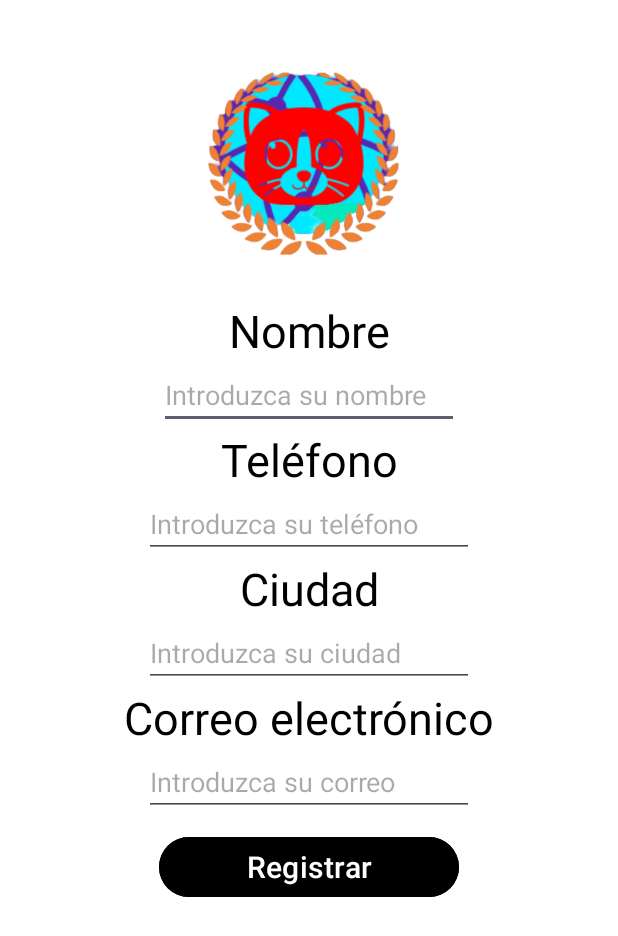
After one commit to samuelvergaramartin/2-DAM-GS-Proyecto, an Android app: the ClientRegister screen opened directly, with no data from a screen before it, on a phone screen of 412 x 824 dp. The commit adds this screen. Shown: the top 936 px of the screen. Run offline under Robolectric (Android 15) with nearby library versions, the phone set to English and light mode, and no system bars; 1 statement that could not run was skipped.

Commit message:
Updated main branch

```diff
--- a/00- Proyecto Final de Grado/MegustApp/app/src/main/AndroidManifest.xml
+++ b/00- Proyecto Final de Grado/MegustApp/app/src/main/AndroidManifest.xml
@@ -11,6 +11,12 @@
         android:roundIcon="@mipmap/ic_launcher_round"
         android:supportsRtl="true"
         android:theme="@style/Theme.MegustApp">
+        <activity
+            android:name=".ClientRegister"
+            android:exported="false" />
+        <activity
+            android:name=".Register"
+            android:exported="false" />
         <activity
             android:name=".Login"
             android:exported="false" />
--- /dev/null
+++ b/00- Proyecto Final de Grado/MegustApp/app/src/main/java/com/example/megustapp/ClientRegister.java
@@ -0,0 +1,24 @@
+package com.example.megustapp;
+
+import android.os.Bundle;
+
+import androidx.activity.EdgeToEdge;
+import androidx.appcompat.app.AppCompatActivity;
+import androidx.core.graphics.Insets;
+import androidx.core.view.ViewCompat;
+import androidx.core.view.WindowInsetsCompat;
+
+public class ClientRegister extends AppCompatActivity {
+
+    @Override
+    protected void onCreate(Bundle savedInstanceState) {
+        super.onCreate(savedInstanceState);
+        EdgeToEdge.enable(this);
+        setContentView(R.layout.client_register);
+        ViewCompat.setOnApplyWindowInsetsListener(findViewById(R.id.main), (v, insets) -> {
+            Insets systemBars = insets.getInsets(WindowInsetsCompat.Type.systemBars());
+            v.setPadding(systemBars.left, systemBars.top, systemBars.right, systemBars.bottom);
+            return insets;
+        });
+    }
+}
--- /dev/null
+++ b/00- Proyecto Final de Grado/MegustApp/app/src/main/res/layout/client_register.xml
@@ -0,0 +1,92 @@
+<?xml version="1.0" encoding="utf-8"?>
+<LinearLayout xmlns:android="http://schemas.android.com/apk/res/android"
+    xmlns:tools="http://schemas.android.com/tools"
+    android:id="@+id/register_client_activity"
+    android:layout_width="match_parent"
+    android:layout_height="match_parent"
+    android:background="@color/white"
+    android:orientation="vertical"
+    tools:context=".ClientRegister">
+
+    <ImageView
+        android:layout_width="200dp"
+        android:layout_height="200dp"
+        android:layout_gravity="center"
+        android:src="@drawable/netcatbrowser" />
+
+    <TextView
+        android:layout_width="match_parent"
+        android:layout_height="wrap_content"
+        android:text="@string/client_register_activity_name_label"
+        android:textAlignment="center"
+        android:textColor="@color/black"
+        android:textSize="30sp" />
+
+    <EditText
+        android:id="@+id/name_input_client_register"
+        android:layout_width="200dp"
+        android:layout_height="wrap_content"
+        android:layout_gravity="center"
+        android:hint="@string/client_register_activity_name_input" />
+
+    <TextView
+        android:layout_width="match_parent"
+        android:layout_height="wrap_content"
+        android:text="@string/client_register_activity_telephone_label"
+        android:textAlignment="center"
+        android:textColor="@color/black"
+        android:textSize="30sp" />
+
+    <EditText
+        android:id="@+id/telephone_input_client_register"
+        android:layout_width="220dp"
+        android:layout_height="wrap_content"
+        android:layout_gravity="center"
+        android:hint="@string/client_register_activity_telephone_input"
+        android:inputType="phone" />
+
+    <TextView
+        android:layout_width="match_parent"
+        android:layout_height="wrap_content"
+        android:text="@string/client_register_activity_city_label"
+        android:textAlignment="center"
+        android:textColor="@color/black"
+        android:textSize="30sp" />
+
+    <EditText
+        android:id="@+id/city_input_client_register"
+        android:layout_width="220dp"
+        android:layout_height="wrap_content"
+        android:layout_gravity="center"
+        android:hint="@string/client_register_activity_city_input" />
+
+    <TextView
+        android:layout_width="match_parent"
+        android:layout_height="wrap_content"
+        android:text="@string/client_register_activity_email_label"
+        android:textAlignment="center"
+        android:textColor="@color/black"
+        android:textSize="30sp" />
+
+    <EditText
+        android:id="@+id/email_input_client_register"
+        android:layout_width="220dp"
+        android:layout_height="wrap_content"
+        android:layout_gravity="center"
+        android:hint="@string/client_register_activity_email_input"
+        android:inputType="textEmailAddress" />
+
+
+
+    <Button
+        android:id="@+id/login_button_login_activity"
+        android:layout_width="200dp"
+        android:layout_height="wrap_content"
+        android:backgroundTint="@color/black"
+        android:textColor="@color/white"
+        android:text="@string/client_register_activity_register_button_text"
+        android:textSize="20sp"
+        android:layout_margin="10dp"
+        android:layout_gravity="center"/>
+
+</LinearLayout>
--- a/00- Proyecto Final de Grado/MegustApp/app/src/main/res/values/strings.xml
+++ b/00- Proyecto Final de Grado/MegustApp/app/src/main/res/values/strings.xml
@@ -7,4 +7,16 @@
     <string name="login_button_text">Iniciar sesión</string>
     <string name="register_button_text">Registrarse</string>
     <string name="change_to_register_text">¿Aún no tienes cuenta? Registrate</string>
+    <string name="register_text">Registro</string>
+    <string name="restaurant_register_button_text">Restaurante</string>
+    <string name="client_register_button_text">Cliente</string>
+    <string name="client_register_activity_name_label">Nombre</string>
+    <string name="client_register_activity_telephone_label">Teléfono</string>
+    <string name="client_register_activity_city_label">Ciudad</string>
+    <string name="client_register_activity_email_label">Correo electrónico</string>
+    <string name="client_register_activity_name_input">Introduzca su nombre</string>
+    <string name="client_register_activity_telephone_input">Introduzca su teléfono</string>
+    <string name="client_register_activity_city_input">Introduzca su ciudad</string>
+    <string name="client_register_activity_email_input">Introduzca su correo</string>
+    <string name="client_register_activity_register_button_text">Registrar</string>
 </resources>
```
Also changed, not shown: 00- Proyecto Final de Grado/MegustApp/app/src/main/java/com/example/megustapp/Register.java (added, +24 -0 lines), 00- Proyecto Final de Grado/MegustApp/app/src/main/res/layout/register.xml (added, +50 -0 lines).
